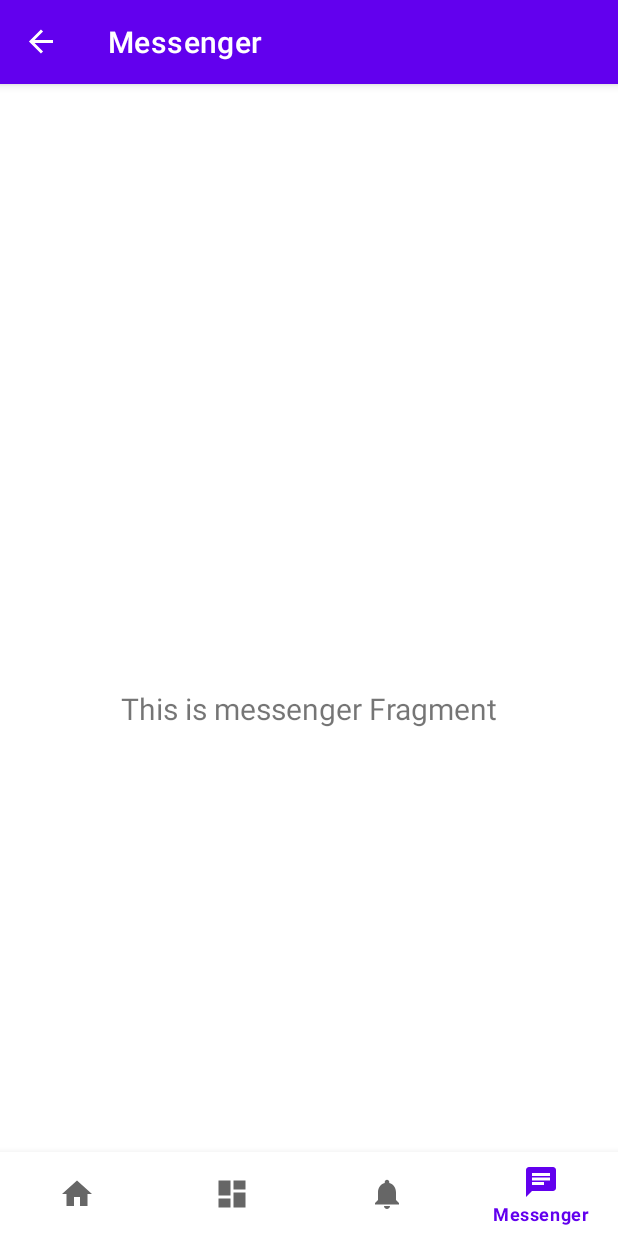
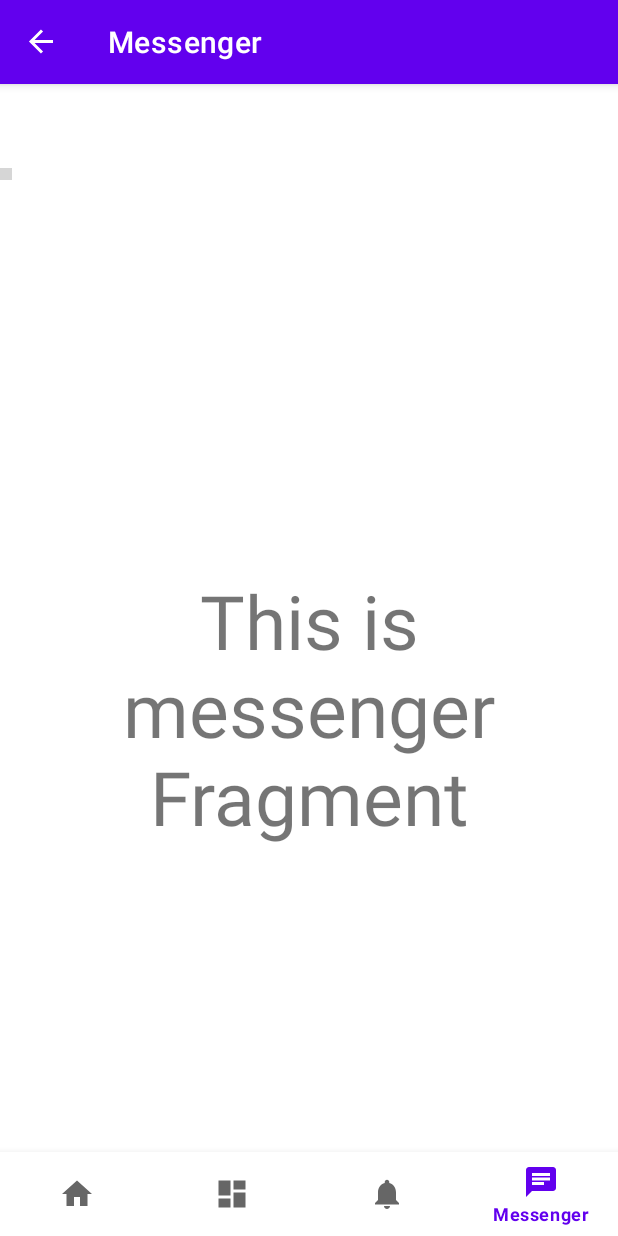
Before and after one commit to LucienLuc/kiwi, an Android app: the MessengerFragment screen opened through its navigation route, on a phone screen of 412 x 824 dp. Run offline under Robolectric (Android 15) with nearby library versions, the phone set to English and light mode, and no system bars; our stand-ins replace navigation-ui; grey boxes are pictures that could not be loaded.

Commit message:
Create xml file and started playing with UI

```diff
--- a/app/src/main/java/edu/ucsb/cs/cs184/group2/kiwi/ui/messenger/MessengerFragment.kt
+++ b/app/src/main/java/edu/ucsb/cs/cs184/group2/kiwi/ui/messenger/MessengerFragment.kt
@@ -7,11 +7,11 @@ import android.view.ViewGroup
 import android.widget.TextView
 import androidx.fragment.app.Fragment
 import androidx.lifecycle.ViewModelProvider
-import edu.ucsb.cs.cs184.group2.kiwi.databinding.FragmentNotificationsBinding
+import edu.ucsb.cs.cs184.group2.kiwi.databinding.FragmentMessengerBinding
 
 class MessengerFragment : Fragment() {
 
-    private var _binding: FragmentNotificationsBinding? = null
+    private var _binding: FragmentMessengerBinding? = null
 
     // This property is only valid between onCreateView and
     // onDestroyView.
@@ -25,10 +25,10 @@ class MessengerFragment : Fragment() {
         val messengerViewModel =
             ViewModelProvider(this).get(MessengerViewModel::class.java)
 
-        _binding = FragmentNotificationsBinding.inflate(inflater, container, false)
+        _binding = FragmentMessengerBinding.inflate(inflater, container, false)
         val root: View = binding.root
 
-        val textView: TextView = binding.textNotifications
+        val textView: TextView = binding.textMessenger
         messengerViewModel.text.observe(viewLifecycleOwner) {
             textView.text = it
         }
--- /dev/null
+++ b/app/src/main/res/drawable/ic_send_24dp.xml
@@ -0,0 +1,11 @@
+<vector xmlns:android="http://schemas.android.com/apk/res/android"
+    android:width="24dp"
+    android:height="24dp"
+    android:viewportWidth="24"
+    android:viewportHeight="24"
+    android:tint="?attr/colorControlNormal"
+    android:autoMirrored="true">
+  <path
+      android:fillColor="@android:color/white"
+      android:pathData="M2.01,21L23,12 2.01,3 2,10l15,2 -15,2z"/>
+</vector>
--- /dev/null
+++ b/app/src/main/res/layout/fragment_messenger.xml
@@ -0,0 +1,33 @@
+<?xml version="1.0" encoding="utf-8"?>
+<androidx.constraintlayout.widget.ConstraintLayout xmlns:android="http://schemas.android.com/apk/res/android"
+    xmlns:app="http://schemas.android.com/apk/res-auto"
+    xmlns:tools="http://schemas.android.com/tools"
+    android:layout_width="match_parent"
+    android:layout_height="match_parent"
+    tools:context=".ui.dashboard.DashboardFragment">
+
+    <TextView
+        android:id="@+id/text_messenger"
+        android:layout_width="match_parent"
+        android:layout_height="wrap_content"
+        android:layout_marginStart="8dp"
+        android:layout_marginTop="8dp"
+        android:layout_marginEnd="8dp"
+        android:textAlignment="center"
+        android:textSize="50sp"
+        app:layout_constraintBottom_toBottomOf="parent"
+        app:layout_constraintEnd_toEndOf="parent"
+        app:layout_constraintStart_toStartOf="parent"
+        app:layout_constraintTop_toTopOf="parent" />
+
+    <EditText
+        android:id="@+id/editTextName"
+        android:layout_width="@dimen/event_creation_large_editText_width"
+        android:layout_height="@dimen/event_creation_editText_height"
+        android:background="@drawable/rounded_edittext"
+        android:ems="10"
+        android:inputType="textPersonName"
+        app:layout_constraintStart_toStartOf="@+id/textViewName"
+        app:layout_constraintTop_toBottomOf="@+id/textViewName" />
+
+</androidx.constraintlayout.widget.ConstraintLayout>
```
